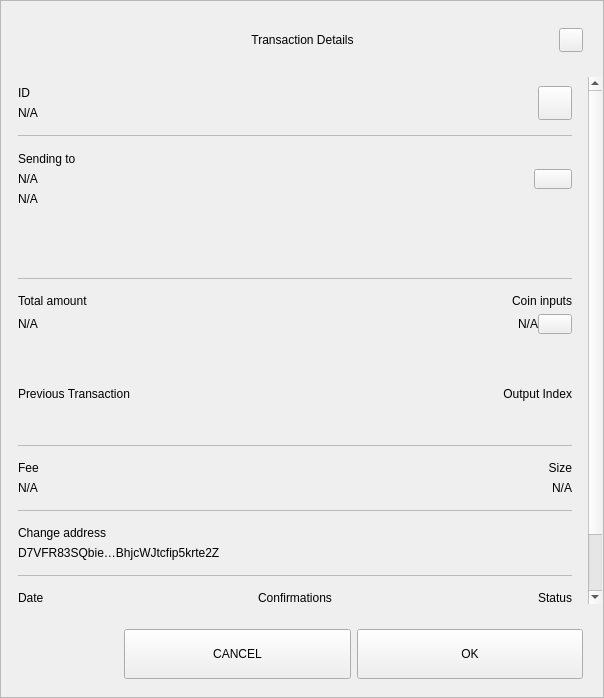
Before: the Qt Designer form src/qt/rpdchain/forms/sendconfirmdialog.ui in cimelli/RpdSource, drawn with Qt 5.
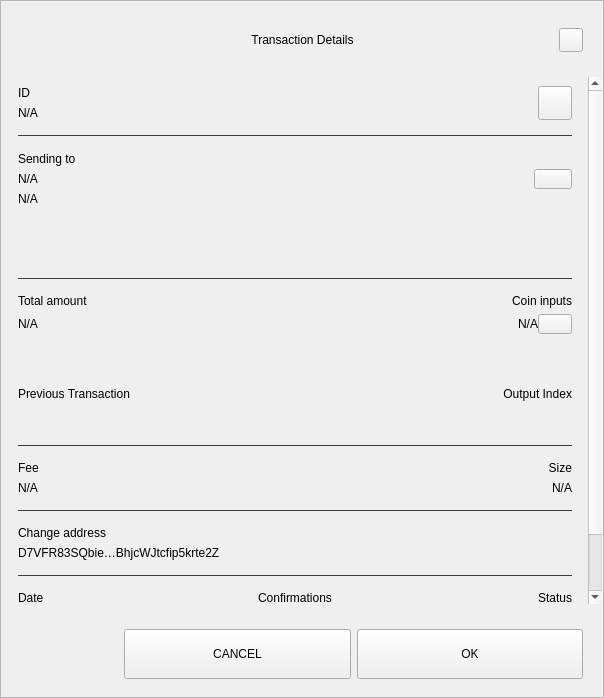
After: the same form once the commit is applied.

Diff of the .ui file:
```diff
--- a/src/qt/rpdchain/forms/sendconfirmdialog.ui
+++ b/src/qt/rpdchain/forms/sendconfirmdialog.ui
@@ -334,7 +334,7 @@
                    </size>
                   </property>
                   <property name="styleSheet">
-                   <string notr="true">background-color:#bababa;</string>
+                   <string notr="true">background-color:#3c3c3b;</string>
                   </property>
                   <property name="text">
                    <string/>
@@ -490,7 +490,7 @@
                    </size>
                   </property>
                   <property name="styleSheet">
-                   <string notr="true">background-color:#bababa;</string>
+                   <string notr="true">background-color:#3c3c3b;</string>
                   </property>
                   <property name="text">
                    <string/>
@@ -664,7 +664,7 @@
                    </size>
                   </property>
                   <property name="styleSheet">
-                   <string notr="true">background-color:#bababa;</string>
+                   <string notr="true">background-color:#3c3c3b;</string>
                   </property>
                   <property name="text">
                    <string/>
@@ -761,7 +761,7 @@
                    </size>
                   </property>
                   <property name="styleSheet">
-                   <string notr="true">background-color:#bababa;</string>
+                   <string notr="true">background-color:#3c3c3b;</string>
                   </property>
                   <property name="text">
                    <string/>
@@ -815,7 +815,7 @@
                    </size>
                   </property>
                   <property name="styleSheet">
-                   <string notr="true">background-color:#bababa;</string>
+                   <string notr="true">background-color:#3c3c3b;</string>
                   </property>
                   <property name="text">
                    <string/>
```
Left out of the diff: 2 changed lines with no effect on the pictures.
